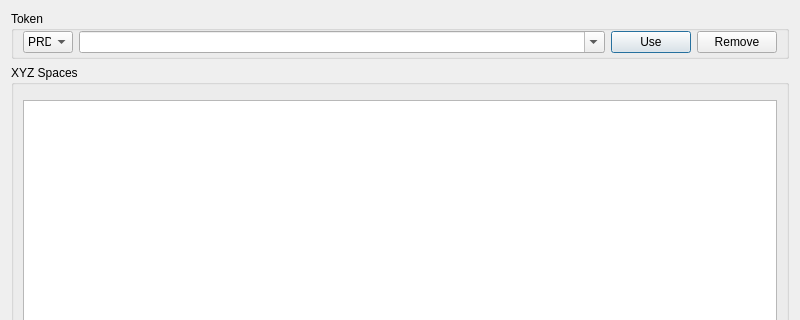
First picture: the form in XYZHubConnector/gui/ui/tab_dialog.ui, repository heremaps/xyz-qgis-plugin, before the edit; both pictures show x 0 to 800 and y 0 to 320 of the 800 by 578 pixel window.
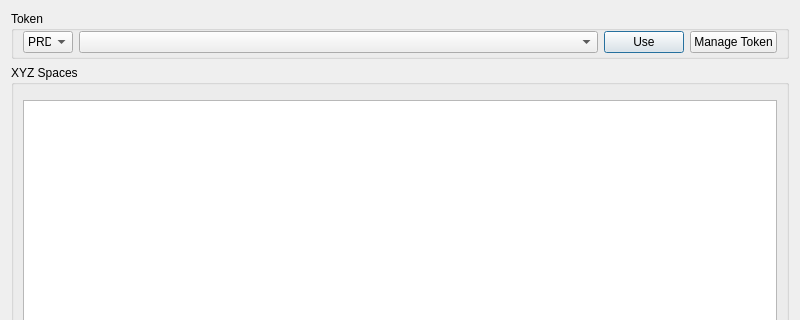
Second picture: the form after the edit. Custom widgets are drawn as their Qt base class.

Commit message:
Merge squash branch token-manager 2409b77
+ token with assigned name (new config format)
+ allow add, edit, delete, move up/down token
+ can read old config (assuming name is empty)
+ fix ui/ux bugs of token dialog, comboBox, button

The edit to the form file:
```diff
--- a/XYZHubConnector/gui/ui/tab_dialog.ui
+++ b/XYZHubConnector/gui/ui/tab_dialog.ui
@@ -81,7 +81,7 @@
          </sizepolicy>
         </property>
         <property name="editable">
-         <bool>true</bool>
+         <bool>false</bool>
         </property>
        </widget>
       </item>
@@ -105,10 +105,7 @@
        </widget>
       </item>
       <item>
-       <widget class="QPushButton" name="btn_clear_token">
-        <property name="enabled">
-         <bool>true</bool>
-        </property>
+       <widget class="QPushButton" name="btn_token">
         <property name="sizePolicy">
          <sizepolicy hsizetype="Fixed" vsizetype="Fixed">
           <horstretch>0</horstretch>
@@ -119,7 +116,13 @@
          <string/>
         </property>
         <property name="text">
-         <string>Remove</string>
+         <string>Manage Token</string>
+        </property>
+        <property name="default">
+         <bool>false</bool>
+        </property>
+        <property name="flat">
+         <bool>false</bool>
         </property>
        </widget>
       </item>
```
Left out of the diff: 3 changed lines with no effect on the pictures. The commit also changes 12 other files.
